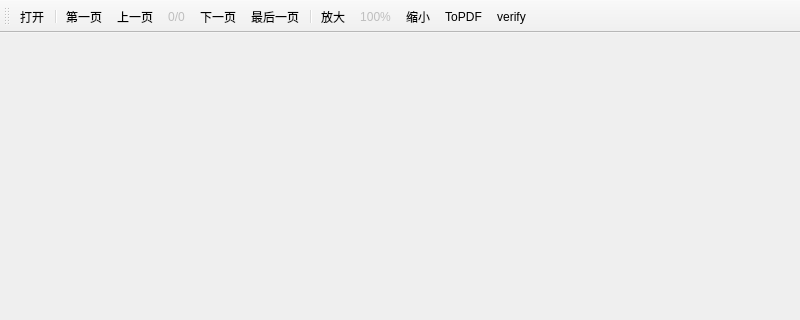
This is mainwindow.ui in Chingliu/XilouReader as Qt 5 draws it before an edit; both pictures show x 0 to 800 and y 0 to 320 of the 800 by 600 pixel window. The edited form follows.
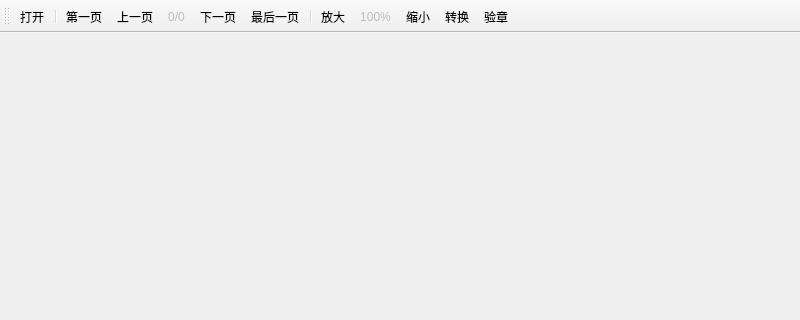
This is the edited form. Custom widgets are drawn as their Qt base class.

What changed in the file:
```diff
--- a/mainwindow.ui
+++ b/mainwindow.ui
@@ -142,7 +142,7 @@
   </action>
   <action name="actionToPDF">
    <property name="text">
-    <string>ToPDF</string>
+    <string>转换</string>
    </property>
    <property name="toolTip">
     <string>ToPDF</string>
@@ -150,9 +150,6 @@
   </action>
   <action name="actionverify">
    <property name="text">
-    <string>verify</string>
-   </property>
-   <property name="toolTip">
     <string>验章</string>
    </property>
   </action>
```
Left out of the diff: 5 changed lines with no effect on the pictures.
